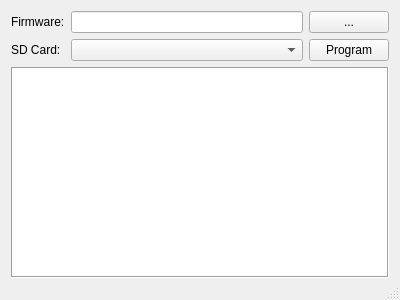
The window that s3c6410utility/mainwindow.ui (zhanddkk/s3c6410utility) describes before a commit, drawn with Qt 5.
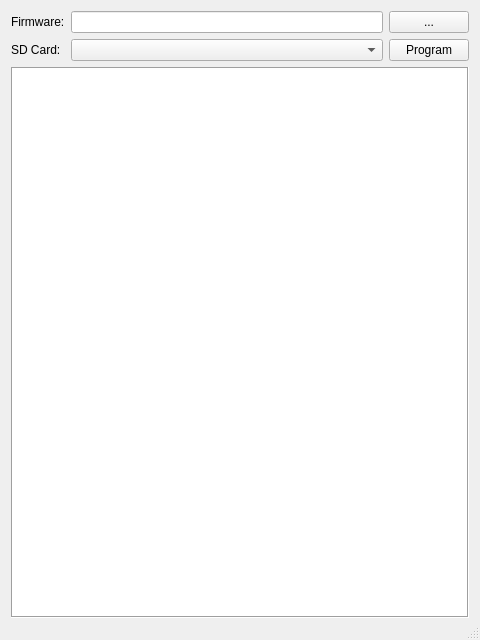
The same window after the commit. Icons and pictures are not drawn.

Patch:
```diff
--- a/s3c6410utility/mainwindow.ui
+++ b/s3c6410utility/mainwindow.ui
@@ -6,8 +6,8 @@
    <rect>
     <x>0</x>
     <y>0</y>
-    <width>400</width>
-    <height>300</height>
+    <width>480</width>
+    <height>640</height>
    </rect>
   </property>
   <property name="windowTitle">
```
Left out of the diff: 3 changed lines with no effect on the pictures.
